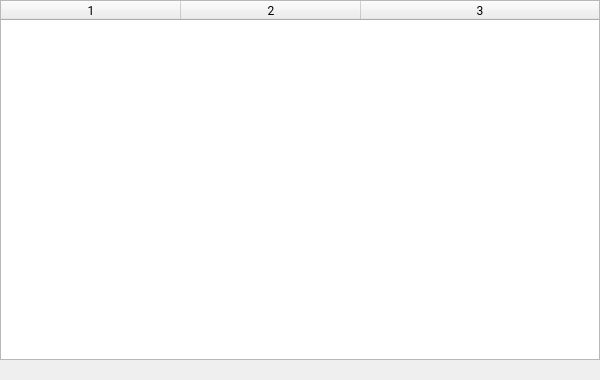
Before: the Qt Designer form android/android-emu/android/skin/qt/extended-pages/car-data-emulation/car-property-table.ui in aosp-mirror/platform_external_qemu, drawn with Qt 5.
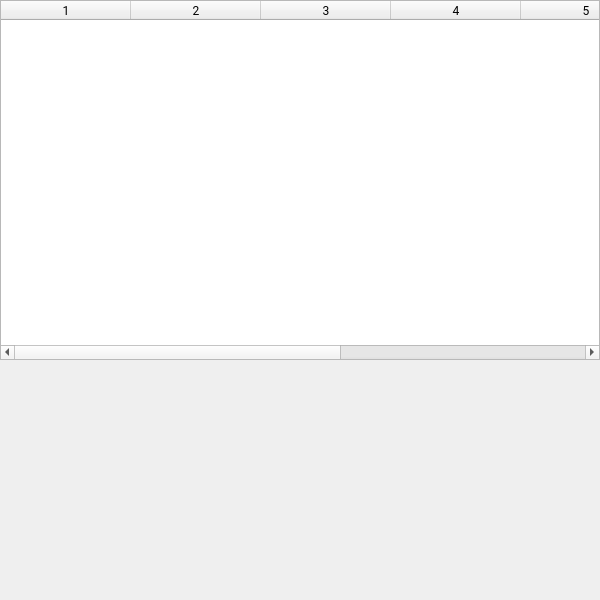
After: the same form once the commit is applied.

Commit message:
Add writability for some car properties from table.
This accounts for most boolean, int32, & float valued properties that could
be considered writable, and adds messaging to send the updates to the
Android guest system.

Test: manual (gcar_emu_x86-userdebug target)

Diff of the .ui file:
```diff
--- a/android/android-emu/android/skin/qt/extended-pages/car-data-emulation/car-property-table.ui
+++ b/android/android-emu/android/skin/qt/extended-pages/car-data-emulation/car-property-table.ui
@@ -7,7 +7,7 @@
     <x>0</x>
     <y>0</y>
     <width>600</width>
-    <height>380</height>
+    <height>600</height>
    </rect>
   </property>
   <property name="windowTitle">
@@ -45,10 +45,10 @@
     <bool>false</bool>
    </attribute>
    <property name="columnCount">
-    <number>3</number>
+    <number>7</number>
    </property>
    <attribute name="horizontalHeaderDefaultSectionSize">
-    <number>180</number>
+    <number>130</number>
    </attribute>
    <attribute name="horizontalHeaderStretchLastSection">
      <bool>true</bool>
```
The commit also changes 3 other files.
